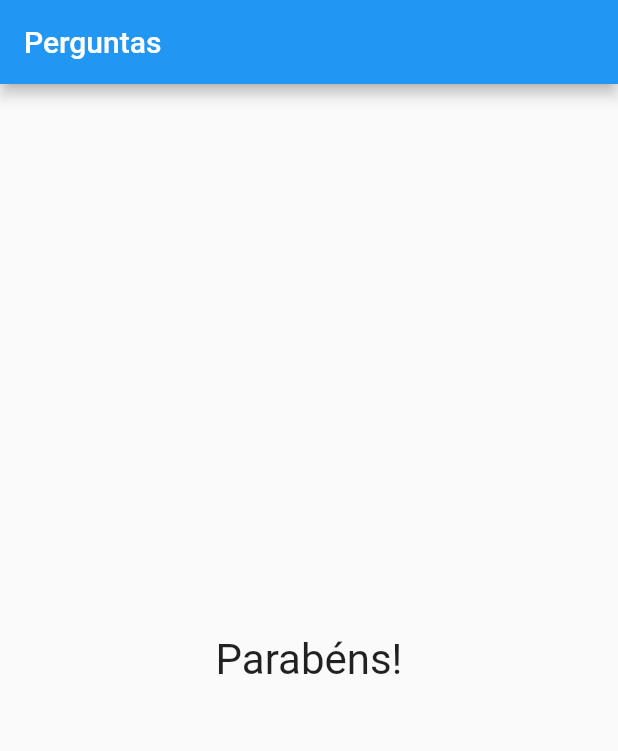
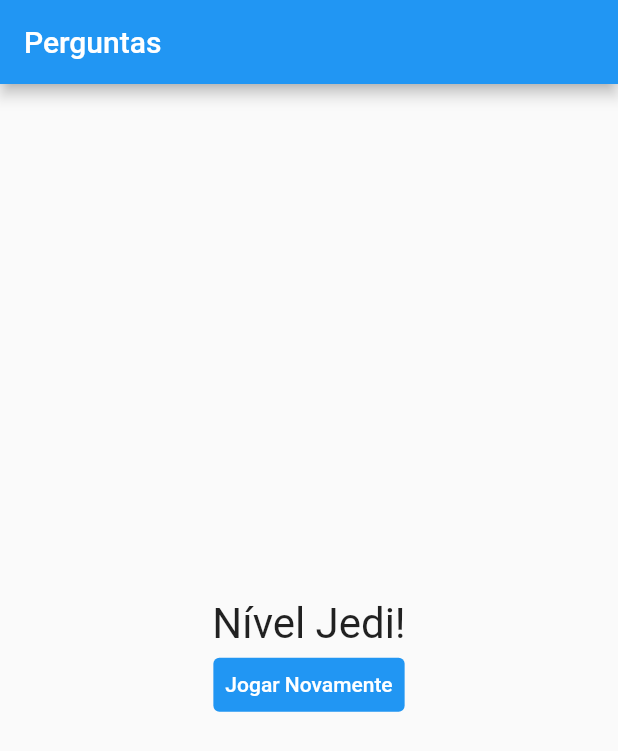
Before and after one commit to jonataslaet/udemy, a Flutter app: the screen it shows after launch, after a tap on "Preto", after a tap on "Cobra", after a tap on "Leonardo", on a phone screen of 412 x 824 dp. Shown: the top 751 px of the screen. Run offline on Flutter 3.47's test engine with Material 2 defaults, Android fonts, the phone set to English and light mode, and no system bars.

Commit message:
curso-flutter
Correções no map
Adicionando Pontuação
Correção do int
Reiniciando Questionário

```diff
--- a/ws-curso-flutter/projeto_perguntas/lib/main.dart
+++ b/ws-curso-flutter/projeto_perguntas/lib/main.dart
@@ -8,28 +8,91 @@ void main() {
 
 class _PerguntaAppState extends State<PerguntaApp> {
   var _perguntaSelecionada = 0;
+  var _pontuacaoTotal = 0;
+
   final List<Map<String, Object>> _perguntas = const [
     {
       'texto': 'Qual é sua cor favorita?',
-      'respostas': ['Preto', 'Vermelho', 'Verde', 'Branco'],
+      'respostas': [
+        {
+          'texto': 'Preto',
+          'nota': 10,
+        },
+        {
+          'texto': 'Vermelho',
+          'nota': 5,
+        },
+        {
+          'texto': 'Verde',
+          'nota': 3,
+        },
+        {
+          'texto': 'Branco',
+          'nota': 1,
+        }
+      ],
     },
     {
       'texto': 'Qual é seu animal favorito?',
-      'respostas': ['Coelho', 'Cobra', 'Elefante', 'Leão'],
+      'respostas': [
+        {
+          'texto': 'Coelho',
+          'nota': 10,
+        },
+        {
+          'texto': 'Cobra',
+          'nota': 5,
+        },
+        {
+          'texto': 'Elefante',
+          'nota': 3,
+        },
+        {
+          'texto': 'Leão',
+          'nota': 1,
+        }
+      ],
     },
     {
       'texto': 'Qual é seu instrutor favorito?',
-      'respostas': ['Maria', 'João', 'Leonardo', 'Pedro'],
+      'respostas': [
+        {
+          'texto': 'Maria',
+          'nota': 10,
+        },
+        {
+          'texto': 'João',
+          'nota': 5,
+        },
+        {
+          'texto': 'Leonardo',
+          'nota': 3,
+        },
+        {
+          'texto': 'Pedro',
+          'nota': 1,
+        },
+      ],
     }
   ];
 
-  void _responder() {
+  void _responder(int nota) {
     if (temPerguntaSelecionada) {
       setState(() {
         _perguntaSelecionada++;
+        _pontuacaoTotal += nota;
       });
       print('Pergunta respondida!');
+      print('Nota = ${nota}');
+      print('Total = ${_pontuacaoTotal}');
     }
+  }
+
+  void _reiniciarQuestionario() {
+    setState(() {
+      _perguntaSelecionada = 0;
+      _pontuacaoTotal = 0;
+    });
   }
 
   bool get temPerguntaSelecionada {
@@ -38,8 +101,9 @@ class _PerguntaAppState extends State<PerguntaApp> {
 
   @override
   Widget build(BuildContext context) {
-    List<String> respostas = temPerguntaSelecionada
+    List<Map<String, Object>> respostas = temPerguntaSelecionada
         ? _perguntas[_perguntaSelecionada].cast()['respostas']
+            as List<Map<String, Object>>
         : [];
 
     return MaterialApp(
@@ -52,7 +116,7 @@ class _PerguntaAppState extends State<PerguntaApp> {
                 perguntas: _perguntas,
                 perguntaSelecionada: _perguntaSelecionada,
                 responder: _responder)
-            : Resultado(),
+            : Resultado(_pontuacaoTotal, _reiniciarQuestionario),
       ),
     );
   }
--- a/ws-curso-flutter/projeto_perguntas/lib/questionario.dart
+++ b/ws-curso-flutter/projeto_perguntas/lib/questionario.dart
@@ -1,12 +1,11 @@
 import 'package:flutter/material.dart';
-import 'package:flutter/src/widgets/framework.dart';
 import 'package:projeto_perguntas/questao.dart';
 import 'package:projeto_perguntas/resposta.dart';
 
 class Questionario extends StatelessWidget {
   final List<Map<String, Object>> perguntas;
   final int perguntaSelecionada;
-  final void Function() responder;
+  final void Function(int) responder;
 
   Questionario({
     required this.perguntas,
@@ -20,14 +19,20 @@ class Questionario extends StatelessWidget {
 
   @override
   Widget build(BuildContext context) {
-    List<String> respostas = temPerguntaSelecionada
+    List<Map<String, Object>> respostas = temPerguntaSelecionada
         ? perguntas[perguntaSelecionada].cast()['respostas']
+            as List<Map<String, Object>>
         : [];
 
     return Column(
       children: [
         Questao(perguntas[perguntaSelecionada]['texto'].toString()),
-        ...respostas.map((alternativa) => Resposta(alternativa, responder)),
+        ...respostas.map((alternativa) {
+          return Resposta(
+            alternativa['texto'].toString(),
+            () => responder(int.parse(alternativa['nota'].toString())),
+          );
+        }),
       ],
     );
   }
--- a/ws-curso-flutter/projeto_perguntas/lib/resultado.dart
+++ b/ws-curso-flutter/projeto_perguntas/lib/resultado.dart
@@ -1,14 +1,45 @@
 import 'package:flutter/cupertino.dart';
+import 'package:flutter/material.dart';
 import 'package:flutter/src/widgets/framework.dart';
 
 class Resultado extends StatelessWidget {
+  final int pontuacao;
+  final void Function() quandoReiniciarQuestionario;
+
+  Resultado(this.pontuacao, this.quandoReiniciarQuestionario);
+
+  String get fraseResultado {
+    if (pontuacao < 8) {
+      return 'Parabéns';
+    } else if (pontuacao < 12) {
+      return 'Você é bom!';
+    } else if (pontuacao < 16) {
+      return 'Impressionante!';
+    } else {
+      return 'Nível Jedi!';
+    }
+  }
+
   @override
   Widget build(BuildContext context) {
-    return Center(
-      child: Text(
-        'Parabéns!',
-        style: TextStyle(fontSize: 28),
-      ),
+    return Column(
+      mainAxisAlignment: MainAxisAlignment.center,
+      children: [
+        Center(
+          child: Text(
+            fraseResultado,
+            style: TextStyle(fontSize: 28),
+          ),
+        ),
+        TextButton(
+          onPressed: quandoReiniciarQuestionario,
+          child: Text("Jogar Novamente"),
+          style: TextButton.styleFrom(
+            backgroundColor: Colors.blue,
+            primary: Colors.white,
+          ),
+        )
+      ],
     );
   }
 }
```
